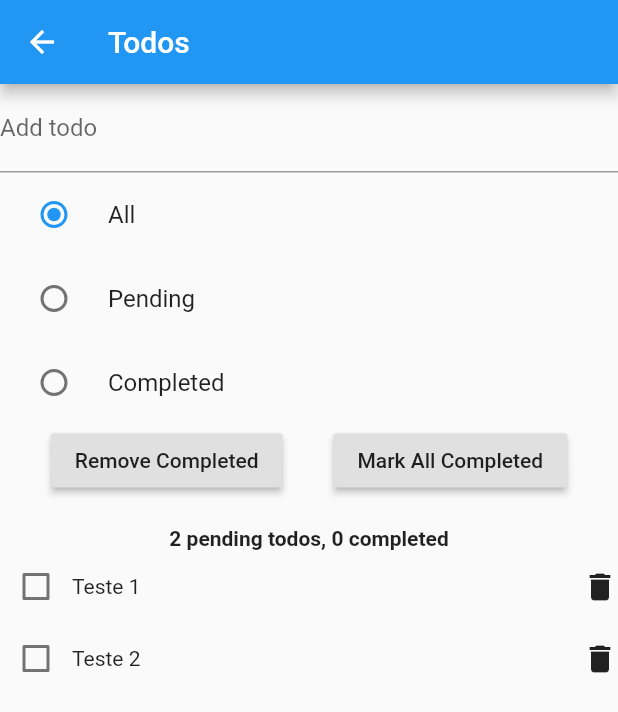
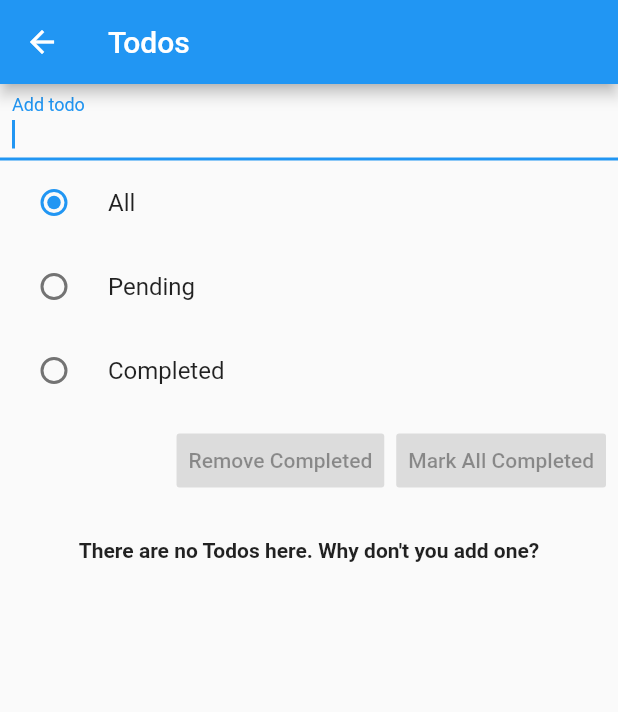
Before and after one commit to guilhermeikeda/flutter-learn_mobx, a Flutter app: the screen it shows after launch, on a phone screen of 412 x 824 dp. Shown: the top 712 px of the screen. Run offline on Flutter 3.47's test engine with Material 2 defaults, Android fonts, the phone set to English and light mode, and no system bars; our stand-ins replace flutter_mobx, mobx; generated files the repository leaves out were written again.

Commit message:
Minor changes

```diff
--- a/lib/screens/todo/components/action-buttons.component.dart
+++ b/lib/screens/todo/components/action-buttons.component.dart
@@ -1,4 +1,5 @@
 import 'package:flutter/material.dart';
+import 'package:flutter_mobx/flutter_mobx.dart';
 import 'package:provider/provider.dart';
 import 'package:learn_mobx/stores/todo_list.store.dart';
 
@@ -6,22 +7,22 @@ class ActionButtonsComponent extends StatelessWidget {
   @override
   Widget build(BuildContext context) {
     final todoList = Provider.of<TodoList>(context);
-    return Row(
-      mainAxisAlignment: MainAxisAlignment.spaceEvenly,
-      children: [
-        Container(
-          child: RaisedButton(
-            child: Text('Remove Completed'),
-            onPressed: todoList.removeCompleted,
+    return Observer(
+      builder: (_) => ButtonBar(
+        children: <Widget>[
+          RaisedButton(
+            child: const Text('Remove Completed'),
+            onPressed: todoList.canRemoveAllCompleted
+                ? todoList.removeCompleted
+                : null,
           ),
-        ),
-        Container(
-          child: RaisedButton(
-            child: Text('Mark All Completed'),
-            onPressed: todoList.markAllCompleted,
-          ),
-        ),
-      ],
+          RaisedButton(
+            child: const Text('Mark All Completed'),
+            onPressed:
+                todoList.canMarkAllCompleted ? todoList.markAllCompleted : null,
+          )
+        ],
+      ),
     );
   }
 }
--- a/lib/screens/todo/components/add-todo.component.dart
+++ b/lib/screens/todo/components/add-todo.component.dart
@@ -9,8 +9,13 @@ class AddTodoComponent extends StatelessWidget {
     final controller = TextEditingController();
 
     return TextField(
+      autofocus: true,
       controller: controller,
-      decoration: InputDecoration(labelText: 'Add todo'),
+      decoration: const InputDecoration(
+        labelText: 'Add todo',
+        contentPadding: EdgeInsets.all(8),
+      ),
+      textInputAction: TextInputAction.done,
       onSubmitted: (_) {
         todoList.addTodo(_);
         controller.clear();
--- a/lib/screens/todo/components/todo_list.component.dart
+++ b/lib/screens/todo/components/todo_list.component.dart
@@ -8,32 +8,31 @@ class TodoListComponent extends StatelessWidget {
   Widget build(BuildContext context) {
     final todoList = Provider.of<TodoList>(context);
 
-    return Expanded(
-      child: Observer(
-        builder: (_) => ListView.builder(
-          scrollDirection: Axis.vertical,
-          shrinkWrap: true,
+    return Observer(
+      builder: (_) => Flexible(
+        child: ListView.builder(
           itemCount: todoList.visibleTodos.length,
           itemBuilder: (context, index) {
-            return Row(
-              mainAxisAlignment: MainAxisAlignment.spaceBetween,
-              children: [
-                Observer(
-                  builder: (_) => Row(
-                    mainAxisAlignment: MainAxisAlignment.spaceEvenly,
+            final todoItem = todoList.visibleTodos[index];
+
+            return Observer(
+              builder: (_) => CheckboxListTile(
+                  controlAffinity: ListTileControlAffinity.leading,
+                  value: todoItem.done,
+                  onChanged: (flag) =>
+                      todoList.updateTodoStatus(todoItem, flag),
+                  title: Row(
                     children: [
-                      Checkbox(
-                        checkColor: Colors.pinkAccent,
-                        value: todoList.visibleTodos[index].done,
-                        onChanged: (_) => todoList.updateTodoStatus(
-                            todoList.visibleTodos[index], _),
+                      Expanded(
+                        child: Text(todoItem.description,
+                            overflow: TextOverflow.ellipsis),
                       ),
-                      Text(todoList.visibleTodos[index].description)
+                      IconButton(
+                        icon: const Icon(Icons.delete),
+                        onPressed: () => todoList.removeTodo(todoItem),
+                      ),
                     ],
-                  ),
-                ),
-                Icon(Icons.delete)
-              ],
+                  )),
             );
           },
         ),
--- a/lib/stores/todo_list.store.dart
+++ b/lib/stores/todo_list.store.dart
@@ -8,10 +8,7 @@ class TodoList = _TodoList with _$TodoList;
 
 abstract class _TodoList with Store {
   @observable
-  ObservableList<Todo> todos = ObservableList<Todo>.of([
-    Todo('Teste 1'),
-    Todo('Teste 2'),
-  ]);
+  ObservableList<Todo> todos = ObservableList<Todo>();
 
   @observable
   VisibilityFilter filter = VisibilityFilter.all;
```
